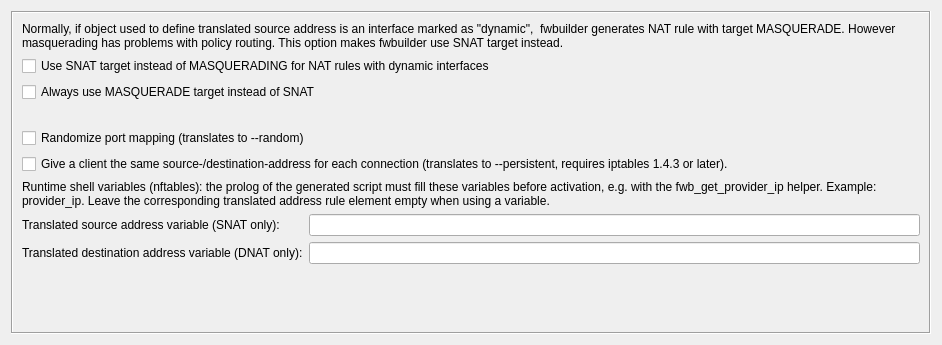
Before: the Qt Designer form src/libgui/natruleoptionsdialog_q.ui in haubentaucher/fwbuilder, drawn with Qt 5.
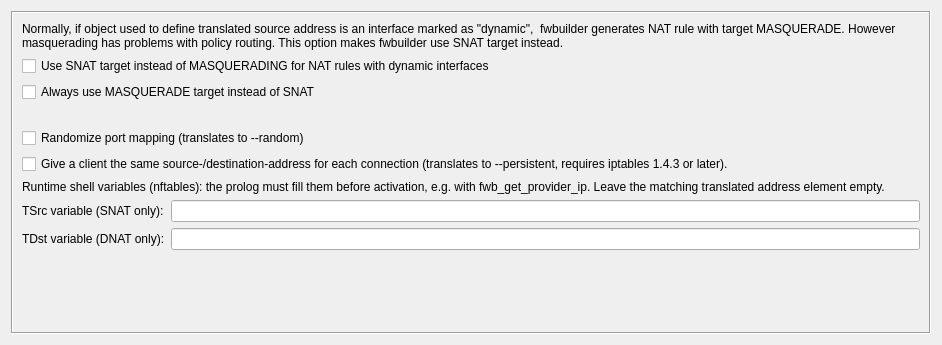
After: the same form once the commit is applied. The open tabs and pages were chosen to show the change.

Commit message: nftables: fix clipped runtime variable fields in rule options dialogs

The edit to the form file:
```diff
--- a/src/libgui/natruleoptionsdialog_q.ui
+++ b/src/libgui/natruleoptionsdialog_q.ui
@@ -138,7 +138,10 @@
        <item row="6" column="0" colspan="2">
         <widget class="QLabel" name="label_runtime_vars">
          <property name="text">
-          <string>Runtime shell variables (nftables): the prolog of the generated script must fill these variables before activation, e.g. with the fwb_get_provider_ip helper. Example: provider_ip. Leave the corresponding translated address rule element empty when using a variable.</string>
+          <string>Runtime shell variables (nftables): the prolog must fill them before activation, e.g. with fwb_get_provider_ip. Leave the matching translated address element empty.</string>
+         </property>
+         <property name="toolTip">
+          <string>Shell variables that the prolog of the generated script must fill before activation, e.g. with the fwb_get_provider_ip helper. Example: provider_ip. Leave the corresponding translated address rule element empty when using a variable.</string>
          </property>
          <property name="wordWrap">
           <bool>true</bool>
@@ -148,7 +151,7 @@
        <item row="7" column="0">
         <widget class="QLabel" name="label_tsrc_runtime_var">
          <property name="text">
-          <string>Translated source address variable (SNAT only):</string>
+          <string>TSrc variable (SNAT only):</string>
          </property>
         </widget>
        </item>
@@ -162,7 +165,7 @@
        <item row="8" column="0">
         <widget class="QLabel" name="label_tdst_runtime_var">
          <property name="text">
-          <string>Translated destination address variable (DNAT only):</string>
+          <string>TDst variable (DNAT only):</string>
          </property>
         </widget>
        </item>
```
The commit also changes 2 other files.
